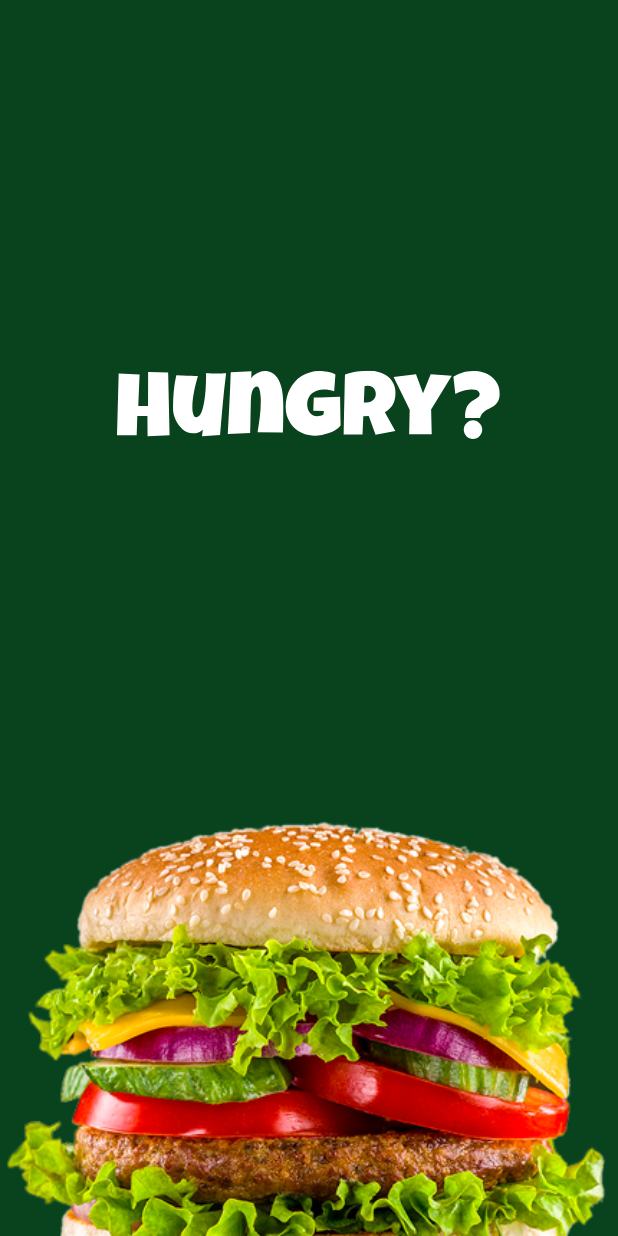
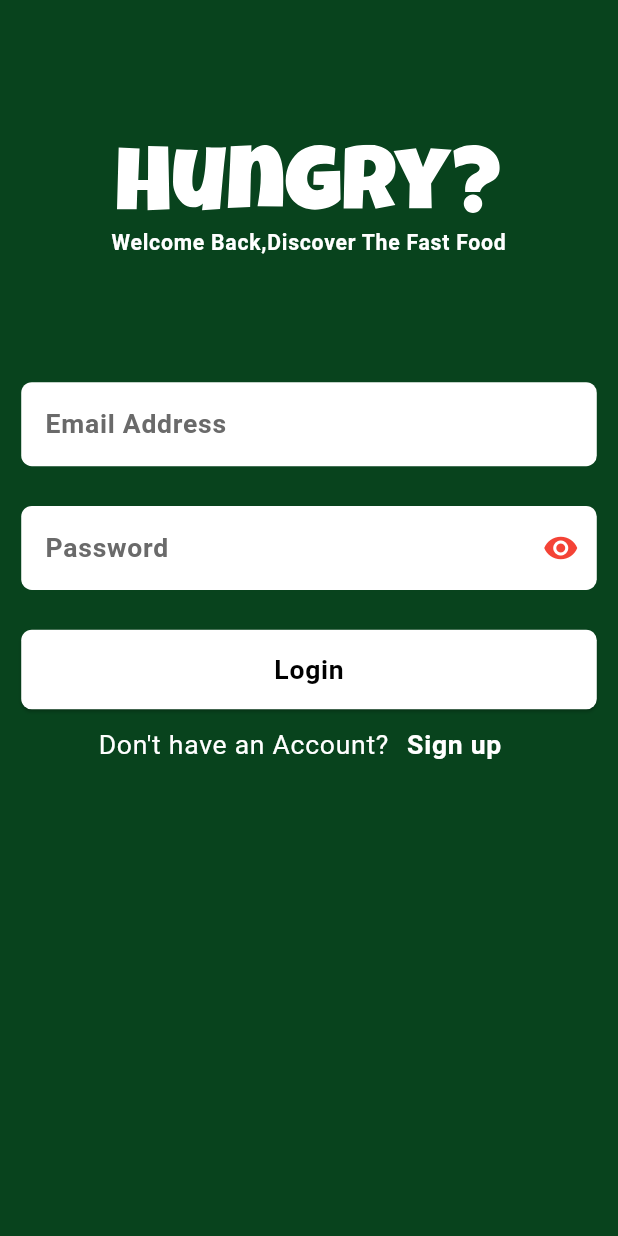
Before and after one commit to SWE-Keroles-Hany/hungry-app, a Flutter app: the screen it shows after launch, on a phone screen of 412 x 824 dp. Run offline on Flutter 3.47's test engine with Material 3 defaults, Android fonts, the phone set to English and light mode, and no system bars; our stand-ins replace flutter_screenutil, flutter_svg.

Commit message:
auth-view done

```diff
--- a/lib/core/routes/app_routes.dart
+++ b/lib/core/routes/app_routes.dart
@@ -1,10 +1,15 @@
 import 'package:flutter/material.dart';
+import 'package:hungry_app/features/auth/presentation/screens/login_screen.dart';
 import 'package:hungry_app/home_screen.dart';
 import 'package:hungry_app/splash_screen.dart';
+
+import '../../features/auth/presentation/screens/sign_up_screen.dart';
 
 class AppRoutes {
   static Map<String, Widget Function(BuildContext)> routes = {
     HomeScreen.routeName: (context) => HomeScreen(),
     SplashScreen.routeName: (context) => SplashScreen(),
+    LoginScreen.routeName: (context) => LoginScreen(),
+    SignUpScreen.routeName: (context) => SignUpScreen(),
   };
 }
--- a/lib/core/theme/app_theme.dart
+++ b/lib/core/theme/app_theme.dart
@@ -1,4 +1,5 @@
 import 'package:flutter/material.dart';
+import 'package:flutter_screenutil/flutter_screenutil.dart';
 
 class AppTheme {
   static const primaryColor = Color(0xff08431D);
@@ -9,6 +10,22 @@ class AppTheme {
   static const darkBrown = Color(0xff3C2F2F);
   static const Color mediumGray = Color(0xFF6A6A6A);
   static const Color lightGray = Color(0xFFF3F4F6);
+  static const Color yellow = Colors.yellow;
 
-  static ThemeData theme = ThemeData(scaffoldBackgroundColor: white);
+  static ThemeData theme = ThemeData(
+    textTheme: TextTheme(
+      labelSmall: TextStyle(
+        color: white,
+        fontSize: 16.sp,
+        fontWeight: FontWeight.bold,
+      ),
+      labelMedium: TextStyle(
+        color: mediumGray,
+        fontSize: 20.sp,
+        fontWeight: FontWeight.bold,
+      ),
+    ),
+
+    scaffoldBackgroundColor: white,
+  );
 }
--- /dev/null
+++ b/lib/core/validation/app_validator.dart
@@ -0,0 +1,35 @@
+class AppValidator {
+  static String? nameValidator(String? value) {
+    if (value == null || value.trim().isEmpty || value.length < 3) {
+      return "Name can't be less than 3 characters";
+    }
+    return null;
+  }
+
+  static String? emailValidator(String? value) {
+    if (value == null ||
+        value.trim().isEmpty ||
+        value.length < 3 ||
+        !(value.contains("@"))) {
+      return "Invalid Email";
+    }
+    return null;
+  }
+
+  static String? passwordValidator({String? value}) {
+    if (value == null || value.trim().isEmpty || value.length < 7) {
+      return "Password Can't be less than 7 characters";
+    }
+    return null;
+  }
+
+  static String? confirmPasswordValidator({
+    String? value,
+    required String password,
+  }) {
+    if (value != password) {
+      return "Not Matched For Password";
+    }
+    return null;
+  }
+}
--- /dev/null
+++ b/lib/features/auth/presentation/screens/login_screen.dart
@@ -0,0 +1,100 @@
+import 'package:flutter/material.dart';
+import 'package:flutter_screenutil/flutter_screenutil.dart';
+import 'package:flutter_svg/svg.dart';
+import 'package:hungry_app/core/theme/app_theme.dart';
+import 'package:hungry_app/core/validation/app_validator.dart';
+import 'package:hungry_app/features/auth/presentation/screens/sign_up_screen.dart';
+import 'package:hungry_app/features/auth/presentation/widgets/custom_button.dart';
+import 'package:hungry_app/features/auth/presentation/widgets/custom_input_field.dart';
+
+class LoginScreen extends StatelessWidget {
+  static const String routeName = "LoginScreen";
+  LoginScreen({super.key});
+  final TextEditingController emailController = TextEditingController();
+  final TextEditingController passwordController = TextEditingController();
+  final GlobalKey<FormState> _globalKey = GlobalKey<FormState>();
+  @override
+  Widget build(BuildContext context) {
+    final textTheme = Theme.of(context).textTheme;
+    final size = MediaQuery.sizeOf(context);
+
+    return SafeArea(
+      child: Scaffold(
+        resizeToAvoidBottomInset: true,
+        backgroundColor: AppTheme.primaryColor,
+        body: Padding(
+          padding: EdgeInsets.all(16.r),
+          child: Form(
+            key: _globalKey,
+            child: SingleChildScrollView(
+              reverse: true,
+              child: Column(
+                crossAxisAlignment: CrossAxisAlignment.stretch,
+                children: [
+                  SizedBox(height: size.height * 0.1),
+                  SvgPicture.asset("assets/images/logo.svg"),
+                  SizedBox(height: 10.h),
+                  Text(
+                    textAlign: TextAlign.center,
+                    "Welcome Back,Discover The Fast Food",
+                    style: textTheme.labelSmall,
+                  ),
+                  SizedBox(height: size.height * 0.1),
+                  CustomInputField(
+                    validator: (value) => AppValidator.emailValidator(value),
+                    controller: emailController,
+                    title: "Email Address",
+                    textTheme: textTheme,
+                  ),
+                  SizedBox(height: 30.h),
+                  CustomInputField(
+                    validator: (value) =>
+                        AppValidator.passwordValidator(value: value),
+                    controller: passwordController,
+                    isPasswordField: true,
+                    title: "Password",
+                    textTheme: textTheme,
+                  ),
+                  SizedBox(height: 30.h),
+                  CustomButton(
+                    title: "Login",
+                    onPressed: () {
+                      if (_globalKey.currentState!.validate()) {}
+                    },
+                    textTheme: textTheme,
+                  ),
+                  Row(
+                    mainAxisAlignment: MainAxisAlignment.center,
+                    children: [
+                      Text(
+                        "Don't have an Account?",
+                        style: textTheme.labelMedium!.copyWith(
+                          color: AppTheme.white,
+                          fontWeight: FontWeight.normal,
+                        ),
+                      ),
+
+                      TextButton(
+                        onPressed: () {
+                          Navigator.of(
+                            context,
+                          ).pushReplacementNamed(SignUpScreen.routeName);
+                        },
+                        child: Text(
+                          "Sign up",
+                          style: textTheme.labelMedium!.copyWith(
+                            color: AppTheme.white,
+                          ),
+                        ),
+                      ),
+                    ],
+                  ),
+                ],
+              ),
+            ),
+          ),
+        ),
+      ),
+    );
+  }
+}
--- /dev/null
+++ b/lib/features/auth/presentation/widgets/custom_button.dart
@@ -0,0 +1,34 @@
+import 'package:flutter/material.dart';
+import 'package:flutter_screenutil/flutter_screenutil.dart';
+import 'package:hungry_app/core/theme/app_theme.dart';
+
+class CustomButton extends StatelessWidget {
+  const CustomButton({
+    required this.onPressed,
+    super.key,
+    required this.textTheme,
+    required this.title,
+  });
+  final void Function()? onPressed;
+  final TextTheme textTheme;
+  final String title;
+
+  @override
+  Widget build(BuildContext context) {
+    return ElevatedButton(
+      style: ElevatedButton.styleFrom(
+        fixedSize: Size(double.infinity, 60.h),
+        // padding: EdgeInsets.all(8.r),
+        shape: RoundedRectangleBorder(
+          borderRadius: BorderRadiusGeometry.circular(8.r),
+        ),
+        backgroundColor: AppTheme.white,
+      ),
+      onPressed: onPressed,
+      child: Text(
+        title,
+        style: textTheme.labelMedium!.copyWith(color: AppTheme.black),
+      ),
+    );
+  }
+}
--- /dev/null
+++ b/lib/features/auth/presentation/widgets/custom_input_field.dart
@@ -0,0 +1,63 @@
+import 'package:flutter/material.dart';
+import 'package:flutter_screenutil/flutter_screenutil.dart';
+import 'package:hungry_app/core/theme/app_theme.dart';
+
+class CustomInputField extends StatefulWidget {
+  const CustomInputField({
+    super.key,
+    required this.textTheme,
+    this.isPasswordField = false,
+    required this.title,
+    required this.controller,
+    required this.validator,
+  });
+  final TextEditingController controller;
+  final bool isPasswordField;
+  final String title;
+  final TextTheme textTheme;
+  final String? Function(String?)? validator;
+
+  @override
+  State<CustomInputField> createState() => _CustomInputFieldState();
+}
+
+class _CustomInputFieldState extends State<CustomInputField> {
+  bool showPassword = false;
+  @override
+  Widget build(BuildContext context) {
+    final textTheme = Theme.of(context).textTheme;
+    return TextFormField(
+      autovalidateMode: AutovalidateMode.onUserInteraction,
+      validator: widget.validator,
+      controller: widget.controller,
+      obscureText: showPassword,
+      decoration: InputDecoration(
+        errorStyle: textTheme.labelMedium!.copyWith(
+          fontSize: 16.sp,
+          fontWeight: FontWeight.w500,
+          color: AppTheme.yellow,
+        ),
+        suffixIcon: widget.isPasswordField
+            ? IconButton(
+                icon: Icon(
+                  showPassword ? Icons.visibility_off : Icons.visibility,
+                  color: AppTheme.red,
+                ),
+                onPressed: () {
+                  setState(() {
+                    showPassword = !showPassword;
+                  });
+                },
+              )
+            : null,
+        hint: Text(widget.title, style: widget.textTheme.labelMedium),
+        filled: true,
+        fillColor: AppTheme.white,
+        border: OutlineInputBorder(
+          borderSide: BorderSide.none,
+          borderRadius: BorderRadius.circular(8.r),
+        ),
+      ),
+    );
+  }
+}
--- a/lib/main.dart
+++ b/lib/main.dart
@@ -2,6 +2,7 @@ import 'package:flutter/material.dart';
 import 'package:flutter_screenutil/flutter_screenutil.dart';
 import 'package:hungry_app/core/routes/app_routes.dart';
 import 'package:hungry_app/core/theme/app_theme.dart';
+import 'package:hungry_app/features/auth/presentation/screens/login_screen.dart';
 import 'package:hungry_app/home_screen.dart';
 import 'package:hungry_app/splash_screen.dart';
 
@@ -12,14 +13,13 @@ void main() {
 class HungryApp extends StatelessWidget {
   const HungryApp({super.key});
 
-  // This widget is the root of your application.
   @override
   Widget build(BuildContext context) {
     return ScreenUtilInit(
       builder: (context, child) => MaterialApp(
         theme: AppTheme.theme,
         debugShowCheckedModeBanner: false,
-        initialRoute: SplashScreen.routeName,
+        initialRoute: LoginScreen.routeName,
         routes: AppRoutes.routes,
       ),
       minTextAdapt: true,
```
Also changed, not shown: lib/features/auth/presentation/screens/sign_up_screen.dart (added, +116 -0 lines), 1 other file.
